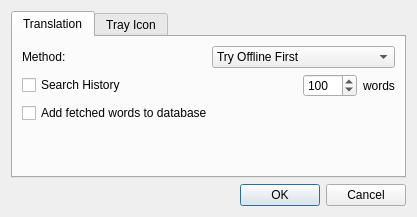
The window that ui/configwindow.ui (jnmbk/boncuk) describes before a commit, drawn with Qt 5.
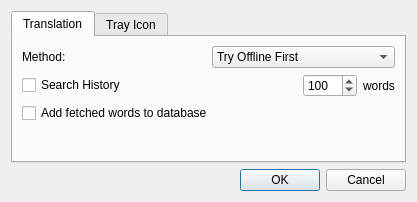
The same window after the commit. Icons and pictures are not drawn.

Commit message: increase history a little

```diff
--- a/ui/configwindow.ui
+++ b/ui/configwindow.ui
@@ -8,8 +8,8 @@
    <rect>
     <x>0</x>
     <y>0</y>
-    <width>401</width>
-    <height>217</height>
+    <width>393</width>
+    <height>202</height>
    </rect>
   </property>
   <property name="windowTitle" >
@@ -26,14 +26,6 @@
       <number>0</number>
      </property>
      <widget class="QWidget" name="translation" >
-      <property name="geometry" >
-       <rect>
-        <x>0</x>
-        <y>0</y>
-        <width>385</width>
-        <height>141</height>
-       </rect>
-      </property>
       <attribute name="title" >
        <string>Translation</string>
       </attribute>
```
Left out of the diff: 10 changed lines with no effect on the pictures.
